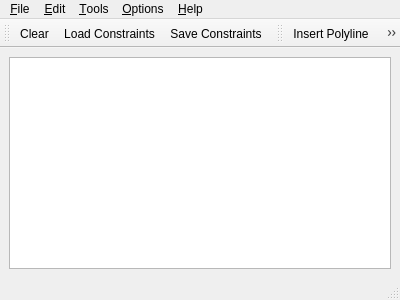
This is GraphicsView/demo/GraphicsView/MainWindow.ui in CGAL/cgal as Qt 5 draws it before an edit. The edited form follows.
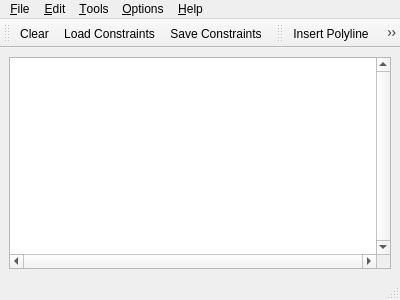
This is the edited form. Icons and pictures are not drawn.

Diff of the .ui file:
```diff
--- a/GraphicsView/demo/GraphicsView/MainWindow.ui
+++ b/GraphicsView/demo/GraphicsView/MainWindow.ui
@@ -16,9 +16,30 @@
    <iconset resource="../icons/Logos.qrc" >:/cgal/logos/cgal_logo.xpm</iconset>
   </property>
   <widget class="QWidget" name="centralwidget" >
+   <property name="geometry" >
+    <rect>
+     <x>0</x>
+     <y>66</y>
+     <width>400</width>
+     <height>209</height>
+    </rect>
+   </property>
    <layout class="QGridLayout" >
     <item row="0" column="0" >
-     <widget class="QGraphicsView" name="graphicsView" />
+     <widget class="QGraphicsView" name="graphicsView" >
+      <property name="focusPolicy" >
+       <enum>Qt::StrongFocus</enum>
+      </property>
+      <property name="verticalScrollBarPolicy" >
+       <enum>Qt::ScrollBarAlwaysOn</enum>
+      </property>
+      <property name="horizontalScrollBarPolicy" >
+       <enum>Qt::ScrollBarAlwaysOn</enum>
+      </property>
+      <property name="transformationAnchor" >
+       <enum>QGraphicsView::NoAnchor</enum>
+      </property>
+     </widget>
     </item>
    </layout>
   </widget>
```
Left out of the diff: 107 changed lines with no effect on the pictures.
